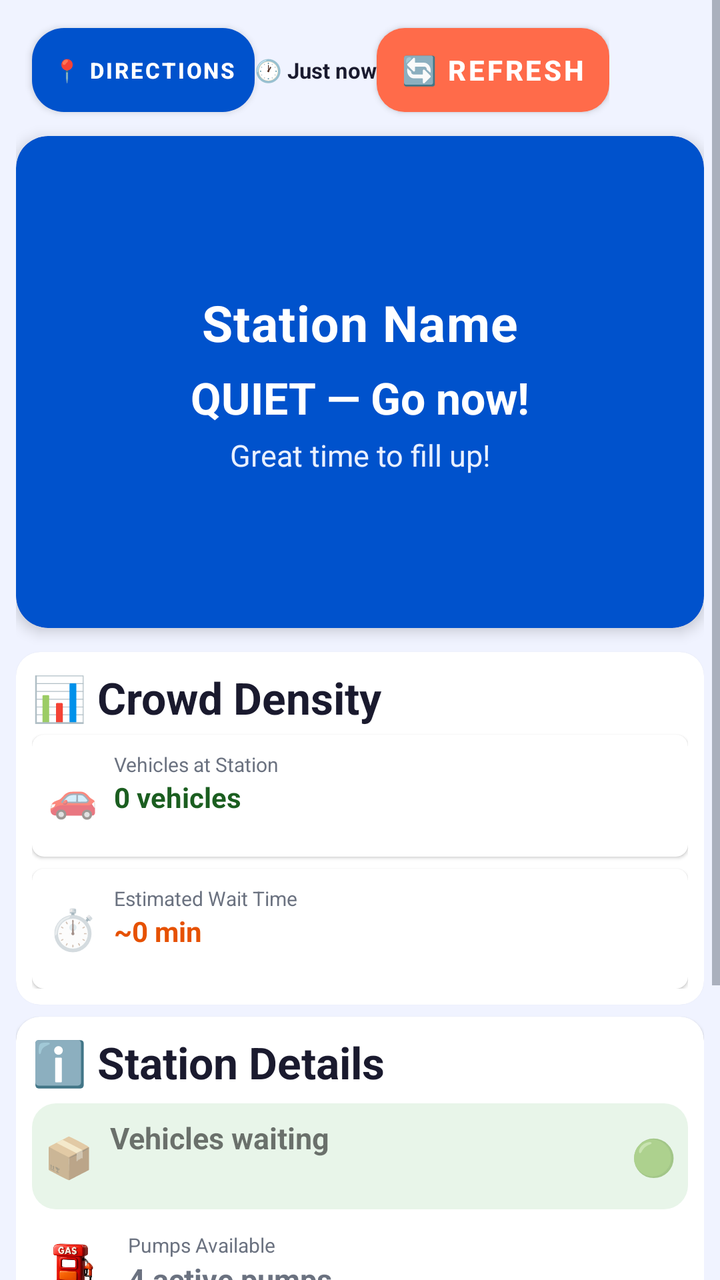
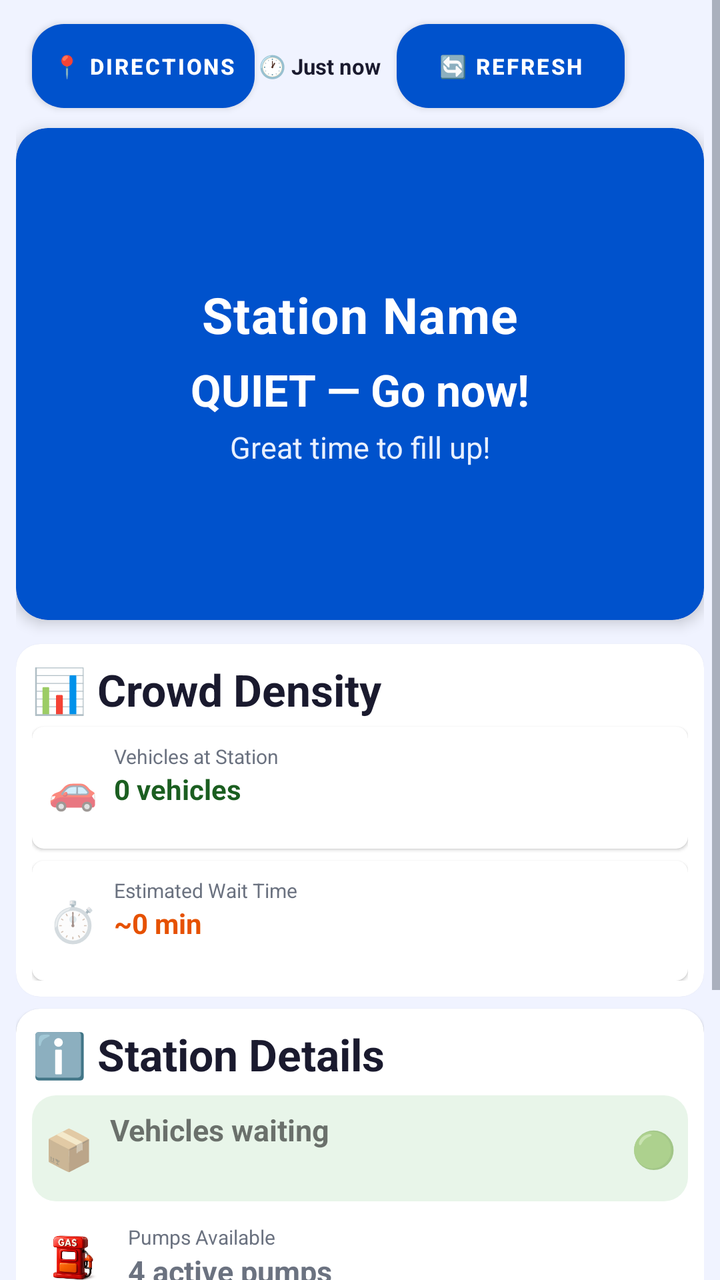

An Android layout rendered at two revisions. The XML below is the earlier revision; the diff shows what the commit changed to produce the second picture.
<!-- AndroidManifest.xml: application theme Theme.FuelQueue -->
<!-- res/layout/fragment_station_detail.xml -->
<?xml version="1.0" encoding="utf-8"?>
<ScrollView xmlns:android="http://schemas.android.com/apk/res/android"
    xmlns:app="http://schemas.android.com/apk/res-auto"
    android:layout_width="match_parent"
    android:layout_height="match_parent"
    android:background="@color/background">

    <LinearLayout
        android:layout_width="match_parent"
        android:layout_height="wrap_content"
        android:orientation="vertical"
        android:padding="8dp">

        
        <LinearLayout
            android:layout_width="wrap_content"
            android:layout_height="54dp"
            android:layout_marginBottom="6dp"
            android:gravity="center_vertical"
            android:orientation="horizontal">


            
            <com.google.android.material.button.MaterialButton
                android:id="@+id/btn_get_directions"
                android:layout_width="wrap_content"
                android:layout_height="54dp"
                android:layout_marginStart="8dp"
                android:paddingStart="10dp"
                android:paddingEnd="10dp"
                android:text="📍 Directions"
                android:textColor="@color/white"
                android:textSize="11sp"
                android:textStyle="bold"
                app:backgroundTint="@color/colorPrimary"
                app:cornerRadius="16dp" />

            <TextView
                android:id="@+id/tv_last_updated"
                android:layout_width="wrap_content"
                android:layout_height="wrap_content"
                android:text="🕐 Just now"
                android:textColor="@color/text_primary"
                android:textSize="11sp"
                android:textStyle="bold" />
            <com.google.android.material.button.MaterialButton
                android:id="@+id/btn_refresh"
                android:layout_width="wrap_content"
                android:layout_height="54dp"
                android:paddingStart="12dp"
                android:paddingEnd="12dp"
                android:text="🔄 Refresh"
                android:textColor="@color/white"
                android:textStyle="bold"
                app:backgroundTint="@color/colorAccent"
                app:cornerRadius="14dp" />
        </LinearLayout>

        
        <androidx.cardview.widget.CardView
            android:id="@+id/card_crowd_status"
            android:layout_width="match_parent"
            android:layout_height="wrap_content"
            android:layout_marginBottom="12dp"
            app:cardCornerRadius="16dp"
            app:cardElevation="4dp"
            app:cardBackgroundColor="@color/colorPrimary">

            <LinearLayout
                android:layout_width="match_parent"
                android:layout_height="246dp"
                android:gravity="center"
                android:orientation="vertical"
                android:padding="14dp">

                <TextView
                    android:id="@+id/tv_station_name"
                    android:layout_width="wrap_content"
                    android:layout_height="wrap_content"
                    android:letterSpacing="0.02"
                    android:text="Station Name"
                    android:textColor="@color/white"
                    android:textSize="25sp"
                    android:textStyle="bold" />


                <TextView
                    android:id="@+id/tv_crowd_label"
                    android:layout_width="wrap_content"
                    android:layout_height="wrap_content"
                    android:layout_marginTop="6dp"
                    android:text="QUIET — Go now!"
                    android:textColor="#FFFFFF"
                    android:textSize="22sp"
                    android:textStyle="bold" />

                <TextView
                    android:id="@+id/tv_advice"
                    android:layout_width="wrap_content"
                    android:layout_height="wrap_content"
                    android:layout_marginTop="4dp"
                    android:gravity="center"
                    android:lineSpacingExtra="2dp"
                    android:text="Great time to fill up!"
                    android:textColor="#E8F0FF"
                    android:textSize="15sp" />
            </LinearLayout>
        </androidx.cardview.widget.CardView>

        
        <androidx.cardview.widget.CardView
            android:id="@+id/card_queue_alert"
            android:layout_width="match_parent"
            android:layout_height="wrap_content"
            android:layout_marginBottom="10dp"
            app:cardCornerRadius="12dp"
            app:cardElevation="4dp"
            android:background="#FFEBEE"
            android:visibility="gone">

            <LinearLayout
                android:layout_width="match_parent"
                android:layout_height="wrap_content"
                android:orientation="horizontal"
                android:gravity="center_vertical"
                android:padding="14dp">

                <TextView
                    android:layout_width="wrap_content"
                    android:layout_height="wrap_content"
                    android:text="⚠️"
                    android:textSize="32sp"
                    android:layout_marginEnd="12dp" />

                <LinearLayout
                    android:layout_width="0dp"
                    android:layout_height="wrap_content"
                    android:layout_weight="1"
                    android:orientation="vertical">

                    <TextView
                        android:layout_width="wrap_content"
                        android:layout_height="wrap_content"
                        android:text="Stock Waiting Alert"
                        android:textColor="#C62828"
                        android:textSize="14sp"
                        android:textStyle="bold" />

                    <TextView
                        android:id="@+id/tv_queue_alert_message"
                        android:layout_width="wrap_content"
                        android:layout_height="wrap_content"
                        android:text="5 vehicles waiting for more than 3 minutes"
                        android:textColor="#D32F2F"
                        android:textSize="13sp"
                        android:layout_marginTop="2dp" />
                </LinearLayout>

                <TextView
                    android:id="@+id/tv_alert_indicator"
                    android:layout_width="wrap_content"
                    android:layout_height="wrap_content"
                    android:text="🔴"
                    android:textSize="24sp"
                    android:layout_marginStart="8dp" />
            </LinearLayout>
        </androidx.cardview.widget.CardView>

        
        <androidx.cardview.widget.CardView
            android:id="@+id/card_stock_available"
            android:layout_width="match_parent"
            android:layout_height="wrap_content"
            android:layout_marginBottom="6dp"
            app:cardCornerRadius="10dp"
            app:cardElevation="2dp"
            android:background="#E8F5E9"
            android:visibility="gone">

            <LinearLayout
                android:layout_width="match_parent"
                android:layout_height="wrap_content"
                android:orientation="horizontal"
                android:gravity="center_vertical"
                android:padding="8dp">

                <TextView
                    android:layout_width="wrap_content"
                    android:layout_height="wrap_content"
                    android:text="✅"
                    android:textSize="32sp"
                    android:layout_marginEnd="12dp" />

                <LinearLayout
                    android:layout_width="0dp"
                    android:layout_height="wrap_content"
                    android:layout_weight="1"
                    android:orientation="vertical">

                    <TextView
                        android:layout_width="wrap_content"
                        android:layout_height="wrap_content"
                        android:text="Stock Available"
                        android:textColor="#2E7D32"
                        android:textSize="14sp"
                        android:textStyle="bold" />

                    <TextView
                        android:id="@+id/tv_stock_available_message"
                        android:layout_width="wrap_content"
                        android:layout_height="wrap_content"
                        android:text="Good availability - Low wait time"
                        android:textColor="#388E3C"
                        android:textSize="13sp"
                        android:layout_marginTop="2dp" />
                </LinearLayout>

                <TextView
                    android:id="@+id/tv_available_indicator"
                    android:layout_width="wrap_content"
                    android:layout_height="wrap_content"
                    android:text="🟢"
                    android:textSize="24sp"
                    android:layout_marginStart="8dp" />
            </LinearLayout>
        </androidx.cardview.widget.CardView>


        
        <androidx.cardview.widget.CardView
            android:layout_width="match_parent"
            android:layout_height="wrap_content"
            android:layout_marginBottom="6dp"
            app:cardCornerRadius="12dp"
            app:cardElevation="1dp"
            app:cardBackgroundColor="@color/surface">

            <GridLayout
                android:layout_width="match_parent"
                android:layout_height="wrap_content"
                android:orientation="vertical"
                android:padding="8dp">

                
                <TextView
                    android:layout_width="wrap_content"
                    android:layout_height="wrap_content"
                    android:layout_marginBottom="4dp"
                    android:text="📊 Crowd Density"
                    android:textColor="@color/text_primary"
                    android:textSize="22sp"
                    android:textStyle="bold" />

                
                <androidx.cardview.widget.CardView
                    android:layout_width="match_parent"
                    android:layout_height="wrap_content"
                    android:layout_marginBottom="6dp"
                    android:background="#E8F5E9"
                    app:cardCornerRadius="6dp"
                    app:cardElevation="1dp">

                    <LinearLayout
                        android:layout_width="match_parent"
                        android:layout_height="match_parent"
                        android:gravity="center_vertical"
                        android:orientation="horizontal"
                        android:padding="8dp">

                        <TextView
                            android:layout_width="wrap_content"
                            android:layout_height="wrap_content"
                            android:layout_marginEnd="8dp"
                            android:text="🚗"
                            android:textSize="20sp" />

                        <LinearLayout
                            android:layout_width="187dp"
                            android:layout_height="45dp"
                            android:layout_weight="1"
                            android:orientation="vertical">

                            <TextView
                                android:layout_width="wrap_content"
                                android:layout_height="wrap_content"
                                android:text="Vehicles at Station"
                                android:textColor="@color/text_secondary"
                                android:textSize="10sp" />

                            <TextView
                                android:id="@+id/tv_active_users"
                                android:layout_width="wrap_content"
                                android:layout_height="wrap_content"
                                android:text="0 vehicles"
                                android:textColor="#1B5E20"
                                android:textSize="14sp"
                                android:textStyle="bold" />
                        </LinearLayout>
                    </LinearLayout>
                </androidx.cardview.widget.CardView>

                
                <androidx.cardview.widget.CardView
                    android:layout_width="match_parent"
                    android:layout_height="wrap_content"
                    android:background="#FFF3E0"
                    app:cardCornerRadius="6dp"
                    app:cardElevation="1dp">

                    <LinearLayout
                        android:layout_width="match_parent"
                        android:layout_height="wrap_content"
                        android:gravity="center_vertical"
                        android:orientation="horizontal"
                        android:padding="8dp">

                        <TextView
                            android:layout_width="wrap_content"
                            android:layout_height="wrap_content"
                            android:layout_marginEnd="8dp"
                            android:text="⏱️"
                            android:textSize="20sp" />

                        <LinearLayout
                            android:layout_width="232dp"
                            android:layout_height="44dp"
                            android:layout_weight="1"
                            android:orientation="vertical">

                            <TextView
                                android:layout_width="wrap_content"
                                android:layout_height="wrap_content"
                                android:text="Estimated Wait Time"
                                android:textColor="@color/text_secondary"
                                android:textSize="10sp" />

                            <TextView
                                android:id="@+id/tv_wait_time"
                                android:layout_width="wrap_content"
                                android:layout_height="wrap_content"
                                android:text="~0 min"
                                android:textColor="#E65100"
                                android:textSize="14sp"
                                android:textStyle="bold" />
                        </LinearLayout>
                    </LinearLayout>
                </androidx.cardview.widget.CardView>

            </GridLayout>
        </androidx.cardview.widget.CardView>
        
        <androidx.cardview.widget.CardView
            android:layout_width="match_parent"
            android:layout_height="wrap_content"
            android:layout_marginBottom="6dp"
            app:cardCornerRadius="12dp"
            app:cardElevation="1dp"
            app:cardBackgroundColor="@color/surface">

            <LinearLayout
                android:layout_width="match_parent"
                android:layout_height="wrap_content"
                android:orientation="vertical"
                android:padding="8dp">

                
                <LinearLayout
                    android:layout_width="match_parent"
                    android:layout_height="wrap_content"
                    android:orientation="horizontal"
                    android:gravity="center_vertical"
                    android:layout_marginBottom="6dp">

                    <TextView
                        android:layout_width="0dp"
                        android:layout_height="wrap_content"
                        android:layout_weight="1"
                        android:text="ℹ️ Station Details"
                        android:textColor="@color/text_primary"
                        android:textSize="22sp"
                        android:textStyle="bold" />

                    
                    <androidx.cardview.widget.CardView
                        android:id="@+id/card_live_indicator"
                        android:layout_width="wrap_content"
                        android:layout_height="wrap_content"
                        app:cardCornerRadius="12dp"
                        app:cardElevation="2dp"
                        android:background="#A5D6A7"
                        android:visibility="gone"
                        android:paddingStart="8dp"
                        android:paddingEnd="8dp"
                        android:paddingTop="4dp"
                        android:paddingBottom="4dp">

                        <LinearLayout
                            android:layout_width="wrap_content"
                            android:layout_height="wrap_content"
                            android:orientation="horizontal"
                            android:gravity="center_vertical"
                            android:padding="6dp">

                            <TextView
                                android:layout_width="wrap_content"
                                android:layout_height="wrap_content"
                                android:text="🟢"
                                android:textSize="12sp"
                                android:layout_marginEnd="4dp" />

                            <TextView
                                android:id="@+id/tv_live_indicator"
                                android:layout_width="wrap_content"
                                android:layout_height="wrap_content"
                                android:text="LIVE"
                                android:textColor="#1B5E20"
                                android:textSize="11sp"
                                android:textStyle="bold" />
                        </LinearLayout>
                    </androidx.cardview.widget.CardView>
                </LinearLayout>

                
                <LinearLayout
                    android:id="@+id/stockAvailableIndicator"
                    android:layout_width="match_parent"
                    android:layout_height="wrap_content"
                    android:orientation="horizontal"
                    android:gravity="center_vertical"
                    android:layout_marginBottom="8dp"
                    android:background="@drawable/stock_available_background"
                    android:padding="6dp">

                    <TextView
                        android:id="@+id/tv_stock_emoji"
                        android:layout_width="wrap_content"
                        android:layout_height="wrap_content"
                        android:text="📦"
                        android:textSize="20sp"
                        android:layout_marginEnd="8dp" />

                    <LinearLayout
                        android:layout_width="0dp"
                        android:layout_height="41dp"
                        android:layout_weight="1"
                        android:orientation="vertical">

                        <TextView
                            android:id="@+id/tv_stock_status_label"
                            android:layout_width="wrap_content"
                            android:layout_height="wrap_content"
                            android:layout_marginTop="1dp"
                            android:text="Vehicles waiting"
                            android:textSize="15sp"
                            android:textStyle="bold" />
                    </LinearLayout>

                    <TextView
                        android:id="@+id/tv_stock_indicator_emoji"
                        android:layout_width="wrap_content"
                        android:layout_height="wrap_content"
                        android:text="🟢"
                        android:textSize="18sp"
                        android:layout_marginStart="8dp" />
                </LinearLayout>

                
                <LinearLayout
                    android:layout_width="match_parent"
                    android:layout_height="wrap_content"
                    android:orientation="horizontal"
                    android:gravity="center_vertical"
                    android:layout_marginBottom="6dp">

                    <ImageView
                        android:layout_width="40dp"
                        android:layout_height="40dp"
                        android:layout_marginEnd="8dp"
                        android:adjustViewBounds="true"
                        android:contentDescription="CNG icon"
                        android:scaleType="centerInside"
                        android:src="@mipmap/ic_launcher_foreground" />


                    <LinearLayout
                        android:layout_width="239dp"
                        android:layout_height="wrap_content"
                        android:layout_weight="1"
                        android:orientation="vertical">

                        <TextView
                            android:layout_width="wrap_content"
                            android:layout_height="wrap_content"
                            android:text="Pumps Available"
                            android:textColor="@color/text_secondary"
                            android:textSize="10sp" />

                        <TextView
                            android:id="@+id/tv_pumps_available"
                            android:layout_width="wrap_content"
                            android:layout_height="wrap_content"
                            android:text="4 active pumps"
                            android:textColor="@color/text_secondary"
                            android:textSize="15sp"
                            android:textStyle="bold" />
                    </LinearLayout>
                </LinearLayout>

                
                <LinearLayout
                    android:layout_width="match_parent"
                    android:layout_height="wrap_content"
                    android:orientation="horizontal"
                    android:gravity="center_vertical"
                    android:layout_marginBottom="6dp">

                    <TextView
                        android:layout_width="wrap_content"
                        android:layout_height="wrap_content"
                        android:text="🕐"
                        android:textSize="18sp"
                        android:layout_marginEnd="8dp" />

                    <LinearLayout
                        android:layout_width="262dp"
                        android:layout_height="wrap_content"
                        android:layout_weight="1"
                        android:orientation="vertical">

                        <TextView
                            android:layout_width="wrap_content"
                            android:layout_height="wrap_content"
                            android:text="Peak Hours"
                            android:textColor="@color/text_secondary"
                            android:textSize="10sp" />

                        <TextView
                            android:id="@+id/tv_peak_hours"
                            android:layout_width="wrap_content"
                            android:layout_height="wrap_content"
                            android:text="7-9 AM, 5-7 PM"
                            android:textColor="@color/text_secondary"
                            android:textSize="12sp"
                            android:textStyle="bold" />
                    </LinearLayout>
                </LinearLayout>

                
                <LinearLayout
                    android:layout_width="match_parent"
                    android:layout_height="wrap_content"
                    android:orientation="horizontal"
                    android:gravity="center_vertical"
                    android:layout_marginBottom="6dp">

                    <TextView
                        android:layout_width="wrap_content"
                        android:layout_height="wrap_content"
                        android:text="🛢️"
                        android:textSize="18sp"
                        android:layout_marginEnd="8dp" />

                    <LinearLayout
                        android:layout_width="0dp"
                        android:layout_height="wrap_content"
                        android:layout_weight="1"
                        android:orientation="vertical">

                        <TextView
                            android:layout_width="wrap_content"
                            android:layout_height="wrap_content"
                            android:text="Fuel Type"
                            android:textColor="@color/text_secondary"
                            android:textSize="10sp" />

                        <TextView
                            android:id="@+id/tv_fuel_types"
                            android:layout_width="wrap_content"
                            android:layout_height="wrap_content"
                            android:text="CNG"
                            android:textColor="@color/text_secondary"
                            android:textSize="12sp"
                            android:textStyle="bold" />
                    </LinearLayout>
                </LinearLayout>

                
                <LinearLayout
                    android:layout_width="match_parent"
                    android:layout_height="wrap_content"
                    android:orientation="horizontal"
                    android:gravity="center_vertical">

                    <TextView
                        android:layout_width="wrap_content"
                        android:layout_height="wrap_content"
                        android:text="🏪"
                        android:textSize="18sp"
                        android:layout_marginEnd="8dp" />

                    <LinearLayout
                        android:layout_width="0dp"
                        android:layout_height="wrap_content"
                        android:layout_weight="1"
                        android:orientation="vertical">

                        <TextView
                            android:layout_width="wrap_content"
                            android:layout_height="wrap_content"
                            android:text="Amenities"
                            android:textColor="@color/text_secondary"
                            android:textSize="10sp" />

                        <TextView
                            android:id="@+id/tv_amenities"
                            android:layout_width="wrap_content"
                            android:layout_height="wrap_content"
                            android:text="Restroom, Shop, WiFi"
                            android:textColor="@color/text_secondary"
                            android:textSize="12sp"
                            android:textStyle="bold" />
                    </LinearLayout>
                </LinearLayout>

            </LinearLayout>
        </androidx.cardview.widget.CardView>

        
        <androidx.cardview.widget.CardView
            android:layout_width="match_parent"
            android:layout_height="wrap_content"
            android:layout_marginBottom="6dp"
            app:cardCornerRadius="12dp"
            app:cardElevation="1dp"
            app:cardBackgroundColor="@color/surface"/>


        <ProgressBar
            android:id="@+id/progress_bar"
            android:layout_width="wrap_content"
            android:layout_height="wrap_content"
            android:layout_gravity="center_horizontal"
            android:layout_marginTop="4dp"
            android:visibility="gone" />

        
        <TextView
            android:layout_width="match_parent"
            android:layout_height="wrap_content"
            android:layout_marginTop="8dp"
            android:background="#F5F5F5"
            android:padding="6dp"
            android:text="ℹ️ Crowd level is based on real GPS data from users at this station. Data refreshes every 15 seconds automatically."
            android:textColor="@color/text_secondary"
            android:textSize="9sp" />

    </LinearLayout>
</ScrollView>
<!-- resources referenced by this layout -->
<resources>
  <color name="background">#F0F3FF</color>
  <color name="colorAccent">#FF6B4A</color>
  <color name="colorPrimary">#0052CC</color>
  <color name="surface">#FFFFFF</color>
  <color name="text_primary">#1A1A2E</color>
  <color name="text_secondary">#6B7280</color>
  <color name="white">#FFFFFF</color>
  <!-- drawable stock_available_background (drawable) -->
  <?xml version="1.0" encoding="utf-8"?>
  <shape xmlns:android="http://schemas.android.com/apk/res/android"
      android:shape="rectangle">
      <solid android:color="#E8F5E9" />
      <corners android:radius="12dp" />
  </shape>
  <!-- mipmap ic_launcher_foreground (drawable) -->
  <?xml version="1.0" encoding="utf-8"?>
  <layer-list xmlns:android="http://schemas.android.com/apk/res/android">
      <item
          android:drawable="@mipmap/ic_launcher_foreground"
          android:gravity="center"
          android:width="65dp"
          android:height="70dp" />
  </layer-list>
  <style name="Theme.FuelQueue" parent="Theme.MaterialComponents.DayNight.NoActionBar">
          <item name="colorPrimary">@color/colorPrimary</item>
          <item name="colorPrimaryVariant">@color/colorPrimaryDark</item>
          <item name="colorSecondary">@color/colorAccent</item>
          <item name="colorTertiary">@color/colorTeal</item>
          <item name="android:colorBackground">@color/background</item>
          <item name="android:statusBarColor">@color/colorPrimary</item>
          <item name="android:windowBackground">@color/background</item>
          <item name="android:textColorPrimary">@color/text_primary</item>
          <item name="android:textColorSecondary">@color/text_secondary</item>
          <item name="windowActionBar">false</item>
          <item name="windowNoTitle">true</item>
          <item name="windowActionBarOverlay">false</item>
          
          <item name="shapeAppearanceSmallComponent">@style/ShapeAppearance.FuelQueue.SmallComponent</item>
          <item name="shapeAppearanceMediumComponent">@style/ShapeAppearance.FuelQueue.MediumComponent</item>
          <item name="shapeAppearanceLargeComponent">@style/ShapeAppearance.FuelQueue.LargeComponent</item>
      </style>
  <color name="colorPrimaryDark">#003A99</color>
  <color name="colorTeal">#1DB584</color>
  <style name="ShapeAppearance.FuelQueue.SmallComponent" parent="ShapeAppearance.MaterialComponents.SmallComponent">
          <item name="cornerFamily">rounded</item>
          <item name="cornerSize">8dp</item>
      </style>
  <style name="ShapeAppearance.FuelQueue.MediumComponent" parent="ShapeAppearance.MaterialComponents.MediumComponent">
          <item name="cornerFamily">rounded</item>
          <item name="cornerSize">12dp</item>
      </style>
  <style name="ShapeAppearance.FuelQueue.LargeComponent" parent="ShapeAppearance.MaterialComponents.LargeComponent">
          <item name="cornerFamily">rounded</item>
          <item name="cornerSize">28dp</item>
      </style>
</resources>

<!-- the commit's change to res/layout/fragment_station_detail.xml (unified diff, before → after) -->
@@ -13,8 +13,8 @@
 
         
         <LinearLayout
-            android:layout_width="wrap_content"
-            android:layout_height="54dp"
+            android:layout_width="376dp"
+            android:layout_height="50dp"
             android:layout_marginBottom="6dp"
             android:gravity="center_vertical"
             android:orientation="horizontal">
@@ -39,21 +39,25 @@
                 android:id="@+id/tv_last_updated"
                 android:layout_width="wrap_content"
                 android:layout_height="wrap_content"
+                android:paddingStart="2dp"
                 android:text="🕐 Just now"
                 android:textColor="@color/text_primary"
                 android:textSize="11sp"
                 android:textStyle="bold" />
+
             <com.google.android.material.button.MaterialButton
                 android:id="@+id/btn_refresh"
-                android:layout_width="wrap_content"
+                android:layout_width="114dp"
                 android:layout_height="54dp"
-                android:paddingStart="12dp"
-                android:paddingEnd="12dp"
+                android:layout_marginStart="8dp"
+                android:paddingStart="10dp"
+                android:paddingEnd="10dp"
                 android:text="🔄 Refresh"
                 android:textColor="@color/white"
+                android:textSize="11sp"
                 android:textStyle="bold"
-                app:backgroundTint="@color/colorAccent"
-                app:cornerRadius="14dp" />
+                app:backgroundTint="@color/colorPrimary"
+                app:cornerRadius="16dp" />
         </LinearLayout>
 
         
